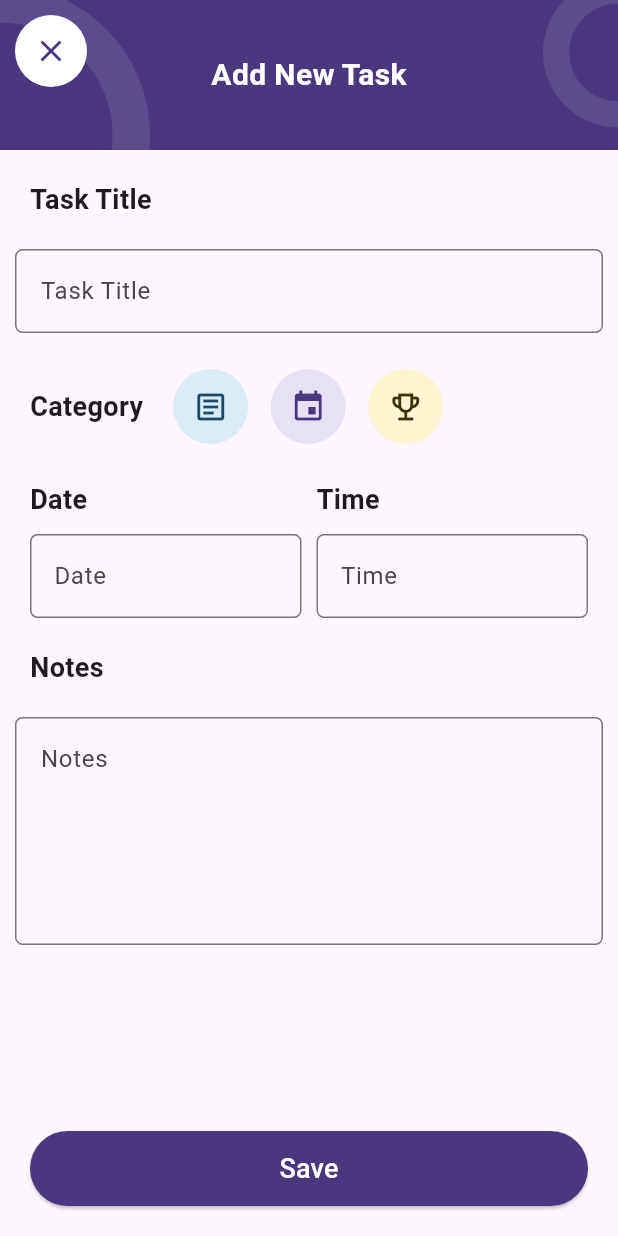
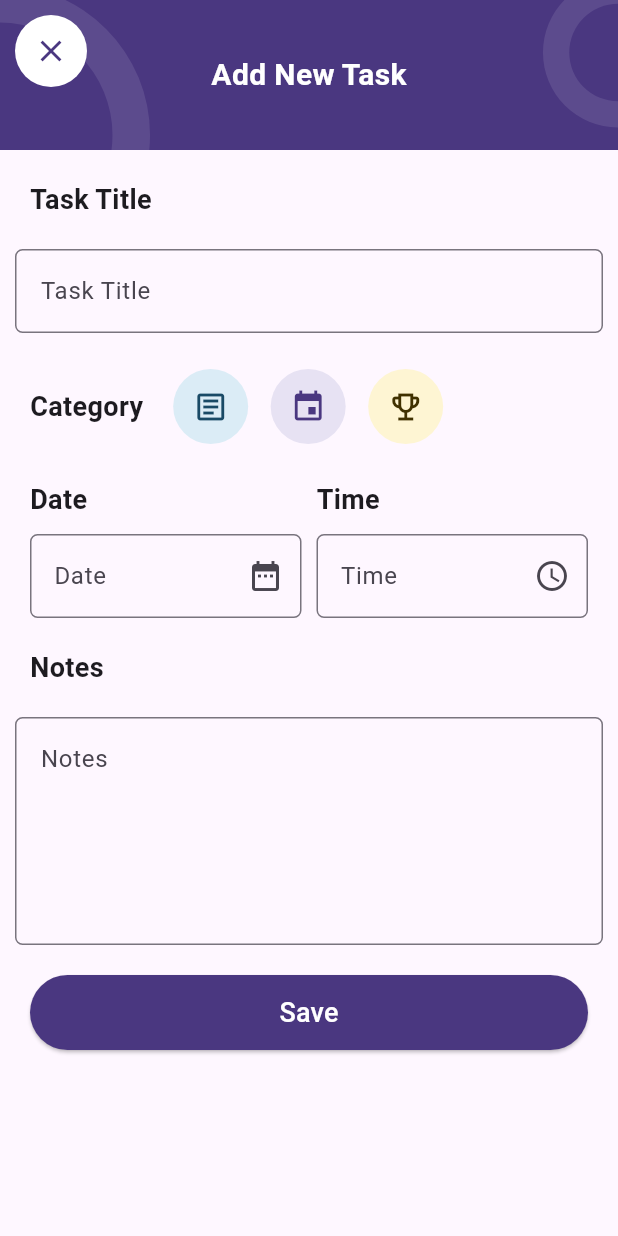
Before and after one commit to MuhammadOHijazi/to_do_list, a Flutter app: the AddNewTaskScreen screen opened directly, on a phone screen of 412 x 824 dp. Run offline on Flutter 3.47's test engine with Material 3 defaults, Android fonts, the phone set to English and light mode, and no system bars.

Commit message:
convert to statefulWidget and add controller to date and time picker

```diff
--- a/lib/main.dart
+++ b/lib/main.dart
@@ -14,7 +14,7 @@ class MyApp extends StatelessWidget {
   Widget build(BuildContext context) {
     return const MaterialApp(
       debugShowCheckedModeBanner: false,
-      home: AddNewTaskScreen(),
+      home: MyToDoList(),
 
     );
   }
--- a/lib/modules/add_new_task_screen.dart
+++ b/lib/modules/add_new_task_screen.dart
@@ -1,12 +1,27 @@
 import 'package:flutter/material.dart';
 
-class AddNewTaskScreen extends StatelessWidget {
+class AddNewTaskScreen extends StatefulWidget {
   const AddNewTaskScreen({super.key});
+
+  @override
+  State<AddNewTaskScreen> createState() => AddNewTaskScreenState();
+}
+
+class AddNewTaskScreenState extends State<AddNewTaskScreen> {
+
+  @override
+  void initState(){
+    super.initState();
+  }
+
+  TextEditingController dateController = TextEditingController();
+  TextEditingController TimeController = TextEditingController();
 
   @override
   Widget build(BuildContext context) {
     return Scaffold(
       body: SafeArea(
+        child: SingleChildScrollView(
           child: Column(
             children: [
               Stack(
@@ -209,12 +224,23 @@ class AddNewTaskScreen extends StatelessWidget {
                           ),
                           const SizedBox(height: 10),
                           TextFormField(
+                            controller: dateController,
                             decoration: InputDecoration(
                               hintText: "Date",
+                              suffixIcon: const Icon(Icons.date_range),
                               border: OutlineInputBorder(
                                 borderRadius: BorderRadius.circular(5),
                               ),
+                              focusedBorder: const OutlineInputBorder(
+                                borderSide: BorderSide(
+                                    color: Color(0xff4A3780),
+                                  width: 3,
+                                )
+                              )
                             ),
+                            onTap: (){
+                              selectDate();
+                            },
                           ),
                         ],
                       ),
@@ -235,11 +261,22 @@ class AddNewTaskScreen extends StatelessWidget {
                           ),
                           const SizedBox(height: 10),
                           TextFormField(
+                            controller: TimeController,
+                            onTap: (){
+                              selectTime();
+                            },
                             decoration: InputDecoration(
+                              suffixIcon: const Icon(Icons.access_time),
                               hintText: "Time",
                               border: OutlineInputBorder(
                                 borderRadius: BorderRadius.circular(5),
                               ),
+                                focusedBorder: const OutlineInputBorder(
+                                    borderSide: BorderSide(
+                                      color: Color(0xff4A3780),
+                                      width: 3,
+                                    )
+                                )
                             ),
                           ),
                         ],
@@ -275,10 +312,7 @@ class AddNewTaskScreen extends StatelessWidget {
                   ),
                 ),
               ),
-            Expanded(
-              child: Align(
-                alignment: FractionalOffset.bottomCenter,
-                child: Padding(
+              Padding(
                 padding: const EdgeInsetsDirectional.all(20),
                 child: SizedBox(
                   width: double.infinity, // Makes the button take the full width
@@ -301,12 +335,36 @@ class AddNewTaskScreen extends StatelessWidget {
                   ),
                 ),
               ),
+            ],
           ),
-            ),
-
-          ],
         ),
       ),
     );
   }
+
+  Future<void>selectDate() async{
+    DateTime? picked = await showDatePicker(
+        context: context,
+        firstDate: DateTime.now(),
+        lastDate: DateTime(20000)
+    );
+    if (picked != null){
+      setState((){
+      dateController.text = picked.toString().split(" ")[0];
+      });
     }
+  }
+  Future<void>selectTime() async{
+   TimeOfDay? timePicked =  await showTimePicker(context: context,
+        initialTime: TimeOfDay.now());
+
+   if (timePicked != null){
+     setState((){
+       TimeController.text = "${timePicked.hour} : ${timePicked.minute}";
+     });
+   }
+
+
+  }
+
+}
```
Also changed, not shown: lib/modules/my_to_do_list_screen.dart (+18 -3 lines). Lines whose indentation alone changed are shown as unchanged.
